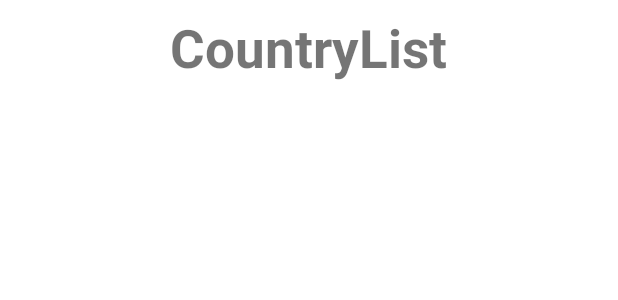
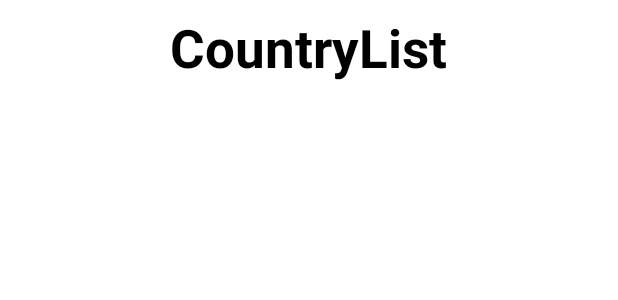
Before and after one commit to aimanxkiller/GridView, an Android app: the layout activity_main.xml on its own in the app's theme, with its tools: preview values and no code run, on a phone screen of 412 x 824 dp. Shown: the top 300 px of the screen. Run offline under Robolectric (Android 15) with nearby library versions, the phone set to English and light mode, and no system bars.

Commit message:
Initial Commit

```diff
--- a/app/src/main/res/layout/activity_main.xml
+++ b/app/src/main/res/layout/activity_main.xml
@@ -12,8 +12,9 @@
         android:layout_width="wrap_content"
         android:layout_height="wrap_content"
         android:text="CountryList"
-        android:textSize="35dp"
+        android:textSize="35sp"
         android:textStyle="bold"
+        android:textColor="@color/black"
         app:layout_constraintEnd_toEndOf="parent"
         app:layout_constraintStart_toStartOf="parent"
         app:layout_constraintTop_toTopOf="parent" />
--- a/app/src/main/res/layout/itemgrid.xml
+++ b/app/src/main/res/layout/itemgrid.xml
@@ -16,14 +16,16 @@
         app:layout_constraintEnd_toEndOf="parent"
         app:layout_constraintStart_toStartOf="parent"
         app:layout_constraintTop_toTopOf="parent"
-        tools:srcCompat="@drawable/flag_brazil" />
+        tools:srcCompat="@drawable/flag_brazil"
+        android:contentDescription="flags img" />
 
     <TextView
         android:id="@+id/textViewFlagName"
         android:layout_width="wrap_content"
         android:layout_height="wrap_content"
         android:text="TESTING"
-        android:textSize="25dp"
+        android:textSize="25sp"
+        android:textColor="@color/blue"
         app:layout_constraintBottom_toBottomOf="parent"
         app:layout_constraintEnd_toEndOf="parent"
         app:layout_constraintStart_toStartOf="parent"
--- a/app/src/main/res/values/colors.xml
+++ b/app/src/main/res/values/colors.xml
@@ -7,4 +7,6 @@
     <color name="teal_700">#FF018786</color>
     <color name="black">#FF000000</color>
     <color name="white">#FFFFFFFF</color>
+    <color name="blue">#002CAC</color>
+
 </resources>
```
